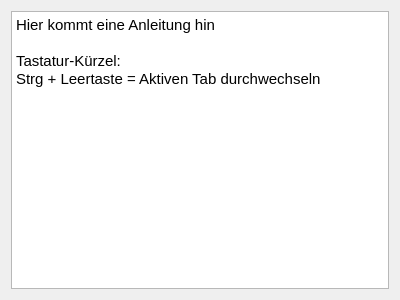
First picture: the form in src/gui/instructiondialog.ui, repository Otrin/GIF-LZW, before the edit.
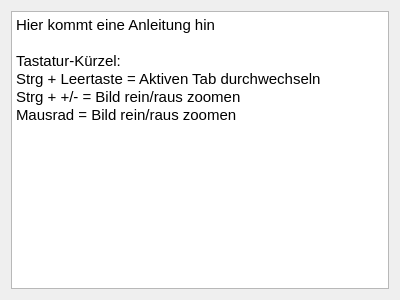
Second picture: the form after the edit.

The edit to the form file:
```diff
--- a/src/gui/instructiondialog.ui
+++ b/src/gui/instructiondialog.ui
@@ -24,7 +24,9 @@
 &lt;p style=&quot; margin-top:0px; margin-bottom:0px; margin-left:0px; margin-right:0px; -qt-block-indent:0; text-indent:0px;&quot;&gt;Hier kommt eine Anleitung hin&lt;/p&gt;
 &lt;p style=&quot;-qt-paragraph-type:empty; margin-top:0px; margin-bottom:0px; margin-left:0px; margin-right:0px; -qt-block-indent:0; text-indent:0px;&quot;&gt;&lt;br /&gt;&lt;/p&gt;
 &lt;p style=&quot; margin-top:0px; margin-bottom:0px; margin-left:0px; margin-right:0px; -qt-block-indent:0; text-indent:0px;&quot;&gt;Tastatur-Kürzel:&lt;/p&gt;
-&lt;p style=&quot; margin-top:0px; margin-bottom:0px; margin-left:0px; margin-right:0px; -qt-block-indent:0; text-indent:0px;&quot;&gt;Strg + Leertaste = Aktiven Tab durchwechseln&lt;/p&gt;&lt;/body&gt;&lt;/html&gt;</string>
+&lt;p style=&quot; margin-top:0px; margin-bottom:0px; margin-left:0px; margin-right:0px; -qt-block-indent:0; text-indent:0px;&quot;&gt;Strg + Leertaste = Aktiven Tab durchwechseln&lt;/p&gt;
+&lt;p style=&quot; margin-top:0px; margin-bottom:0px; margin-left:0px; margin-right:0px; -qt-block-indent:0; text-indent:0px;&quot;&gt;Strg + +/- = Bild rein/raus zoomen&lt;/p&gt;
+&lt;p style=&quot; margin-top:0px; margin-bottom:0px; margin-left:0px; margin-right:0px; -qt-block-indent:0; text-indent:0px;&quot;&gt;Mausrad = Bild rein/raus zoomen&lt;/p&gt;&lt;/body&gt;&lt;/html&gt;</string>
      </property>
     </widget>
    </item>
```
